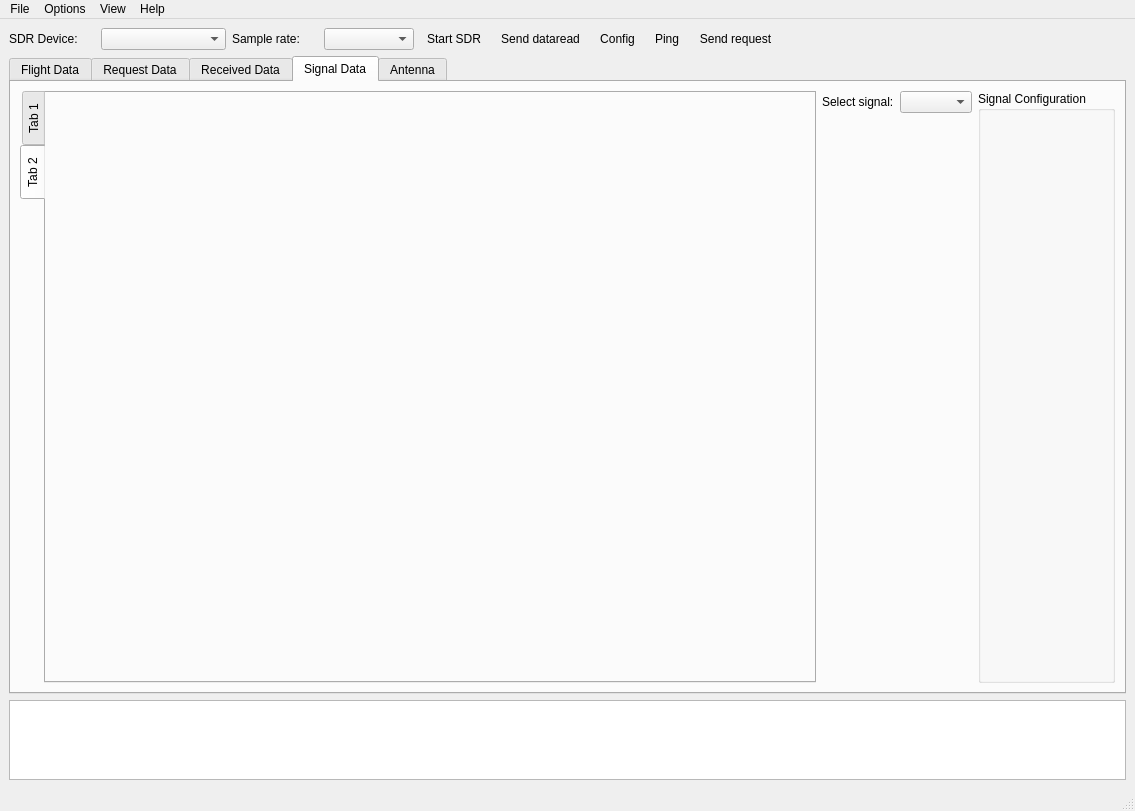
Before: the Qt Designer form gui/qt/mainwindow.ui in floripasat/grs, drawn with Qt 5.
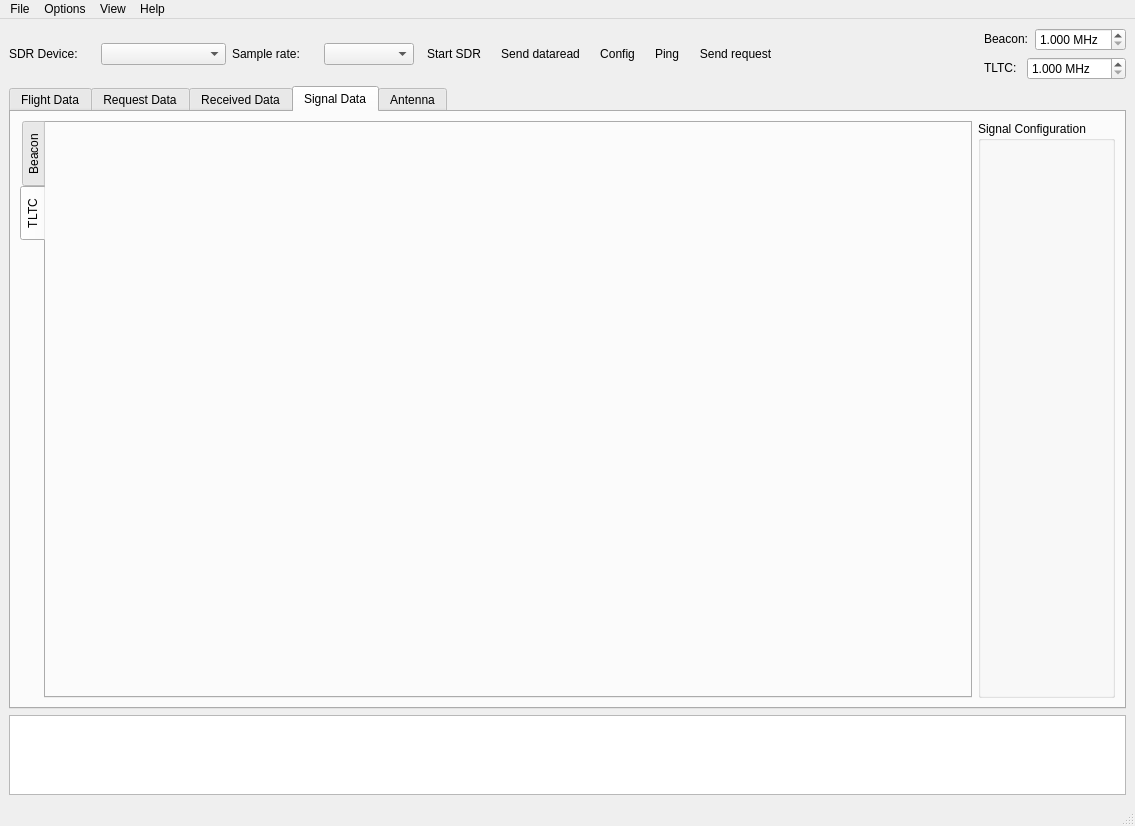
After: the same form once the commit is applied. The open tabs and pages were chosen to show the change. Icons and pictures are not drawn.

Commit message:
Adding freq. selection
- Adding beacon and tltc frequency selector at toolbar
- Adding beacon and tltc tabs at tabSignal

```diff
--- a/gui/qt/mainwindow.ui
+++ b/gui/qt/mainwindow.ui
@@ -21,10 +21,16 @@
    <layout class="QVBoxLayout" name="verticalLayout">
     <item>
      <widget class="QWidget" name="Toolbar" native="true">
+      <property name="sizePolicy">
+       <sizepolicy hsizetype="Preferred" vsizetype="Maximum">
+        <horstretch>0</horstretch>
+        <verstretch>0</verstretch>
+       </sizepolicy>
+      </property>
       <property name="layoutDirection">
        <enum>Qt::LeftToRight</enum>
       </property>
-      <layout class="QHBoxLayout" name="horizontalLayout" stretch="0,0,0,0,0,0,0,0,0,0">
+      <layout class="QHBoxLayout" name="horizontalLayout" stretch="0,0,0,0,0,0,0,0,0,0,0">
        <property name="spacing">
         <number>6</number>
        </property>
@@ -224,6 +230,133 @@
          </property>
         </widget>
        </item>
+       <item>
+        <widget class="QWidget" name="Wfreqconf" native="true">
+         <property name="sizePolicy">
+          <sizepolicy hsizetype="Maximum" vsizetype="Maximum">
+           <horstretch>0</horstretch>
+           <verstretch>0</verstretch>
+          </sizepolicy>
+         </property>
+         <layout class="QVBoxLayout" name="verticalLayout_4">
+          <property name="margin">
+           <number>0</number>
+          </property>
+          <item>
+           <widget class="QWidget" name="Wfreqconfbeacon" native="true">
+            <property name="sizePolicy">
+             <sizepolicy hsizetype="Maximum" vsizetype="Preferred">
+              <horstretch>0</horstretch>
+              <verstretch>0</verstretch>
+             </sizepolicy>
+            </property>
+            <layout class="QHBoxLayout" name="horizontalLayout_6">
+             <property name="margin">
+              <number>0</number>
+             </property>
+             <item>
+              <widget class="QLabel" name="Lbeaconfreq">
+               <property name="sizePolicy">
+                <sizepolicy hsizetype="Maximum" vsizetype="Maximum">
+                 <horstretch>0</horstretch>
+                 <verstretch>0</verstretch>
+                </sizepolicy>
+               </property>
+               <property name="text">
+                <string>Beacon:</string>
+               </property>
+              </widget>
+             </item>
+             <item>
+              <widget class="QDoubleSpinBox" name="SBbeaconfreq">
+               <property name="sizePolicy">
+                <sizepolicy hsizetype="Maximum" vsizetype="Fixed">
+                 <horstretch>0</horstretch>
+                 <verstretch>0</verstretch>
+                </sizepolicy>
+               </property>
+               <property name="suffix">
+                <string> MHz</string>
+               </property>
+               <property name="decimals">
+                <number>3</number>
+               </property>
+               <property name="minimum">
+                <double>1.000000000000000</double>
+               </property>
+               <property name="maximum">
+                <double>999.999000000000024</double>
+               </property>
+               <property name="value">
+                <double>1.000000000000000</double>
+               </property>
+              </widget>
+             </item>
+            </layout>
+           </widget>
+          </item>
+          <item>
+           <widget class="QWidget" name="Wfreqconftltc" native="true">
+            <property name="sizePolicy">
+             <sizepolicy hsizetype="Maximum" vsizetype="Preferred">
+              <horstretch>0</horstretch>
+              <verstretch>0</verstretch>
+             </sizepolicy>
+            </property>
+            <layout class="QHBoxLayout" name="horizontalLayout_3">
+             <property name="spacing">
+              <number>0</number>
+             </property>
+             <property name="margin">
+              <number>0</number>
+             </property>
+             <item>
+              <widget class="QLabel" name="Ltltc">
+               <property name="sizePolicy">
+                <sizepolicy hsizetype="Maximum" vsizetype="Maximum">
+                 <horstretch>0</horstretch>
+                 <verstretch>0</verstretch>
+                </sizepolicy>
+               </property>
+               <property name="text">
+                <string>TLTC:   </string>
+               </property>
+              </widget>
+             </item>
+             <item>
+              <widget class="QDoubleSpinBox" name="SBtltcfreq">
+               <property name="sizePolicy">
+                <sizepolicy hsizetype="Maximum" vsizetype="Fixed">
+                 <horstretch>0</horstretch>
+                 <verstretch>0</verstretch>
+                </sizepolicy>
+               </property>
+               <property name="suffix">
+                <string> MHz</string>
+               </property>
+               <property name="decimals">
+                <number>3</number>
+               </property>
+               <property name="minimum">
+                <double>1.000000000000000</double>
+               </property>
+               <property name="maximum">
+                <double>999.990000000000009</double>
+               </property>
+               <property name="value">
+                <double>1.000000000000000</double>
+               </property>
+              </widget>
+             </item>
+            </layout>
+            <zorder>doubleSpinBox</zorder>
+            <zorder>SBtltcfreq</zorder>
+            <zorder>Ltltc</zorder>
+           </widget>
+          </item>
+         </layout>
+        </widget>
+       </item>
       </layout>
      </widget>
     </item>
@@ -592,75 +725,16 @@
           </property>
           <widget class="QWidget" name="tab">
            <attribute name="title">
-            <string>Tab 1</string>
+            <string>Beacon</string>
            </attribute>
           </widget>
           <widget class="QWidget" name="tab_2">
            <attribute name="title">
-            <string>Tab 2</string>
+            <string>TLTC</string>
            </attribute>
           </widget>
          </widget>
         </item>
-        <item>
-         <layout class="QVBoxLayout" name="VLsignal">
-          <item>
-           <widget class="QWidget" name="widget_2" native="true">
-            <property name="sizePolicy">
-             <sizepolicy hsizetype="Maximum" vsizetype="Maximum">
-              <horstretch>0</horstretch>
-              <verstretch>0</verstretch>
-             </sizepolicy>
-            </property>
-            <layout class="QHBoxLayout" name="horizontalLayout_3">
-             <property name="spacing">
-              <number>6</number>
-             </property>
-             <property name="margin">
-              <number>0</number>
-             </property>
-             <item>
-              <widget class="QLabel" name="label">
-               <property name="sizePolicy">
-                <sizepolicy hsizetype="Maximum" vsizetype="Maximum">
-                 <horstretch>0</horstretch>
-                 <verstretch>0</verstretch>
-                </sizepolicy>
-               </property>
-               <property name="text">
-                <string>Select signal:</string>
-               </property>
-              </widget>
-             </item>
-             <item>
-              <widget class="QComboBox" name="comboBox">
-               <property name="sizePolicy">
-                <sizepolicy hsizetype="Maximum" vsizetype="Fixed">
-                 <horstretch>0</horstretch>
-                 <verstretch>0</verstretch>
-                </sizepolicy>
-               </property>
-              </widget>
-             </item>
-            </layout>
-           </widget>
-          </item>
-          <item>
-           <widget class="QLabel" name="Lfft">
-            <property name="text">
-             <string/>
-            </property>
-           </widget>
-          </item>
-          <item>
-           <widget class="QLabel" name="Lwaterfall">
-            <property name="text">
-             <string/>
-            </property>
-           </widget>
-          </item>
-         </layout>
-        </item>
         <item>
          <widget class="QGroupBox" name="GBsignalconfig">
           <property name="maximumSize">
```
Left out of the diff: 12 changed lines with no effect on the pictures. The commit also changes 1 other file.
